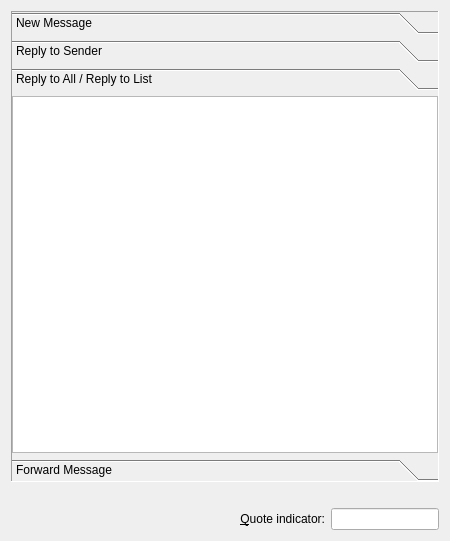
Old version of the form templateparser/ui/templatesconfiguration_base.ui in the repository KDE/kdepim.
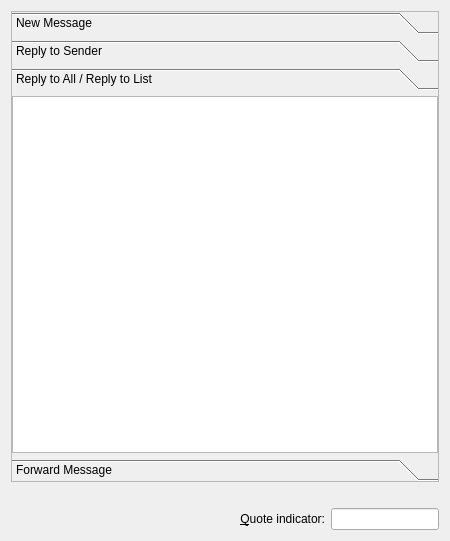
New version of the form. Custom widgets are drawn as their Qt base class.

Commit message:
Use QFrame::StyledPanel instead of QFrame::Panel
This ensure we get QStyle-compliant frames.

```diff
--- a/templateparser/ui/templatesconfiguration_base.ui
+++ b/templateparser/ui/templatesconfiguration_base.ui
@@ -47,7 +47,7 @@
       </size>
      </property>
      <property name="frameShape">
-      <enum>QFrame::Panel</enum>
+      <enum>QFrame::StyledPanel</enum>
      </property>
      <property name="frameShadow">
       <enum>QFrame::Sunken</enum>
```
The commit also changes 7 other files.
